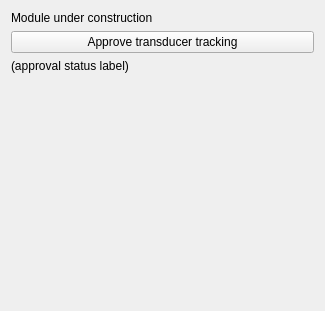
Old version of the form OpenLIFUTransducerTracker/Resources/UI/OpenLIFUTransducerTracker.ui in the repository arhowe00/SlicerOpenLIFU.
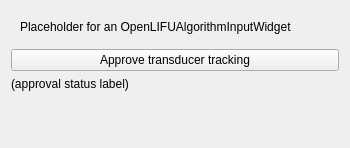
New version of the form. Custom widgets are drawn as their Qt base class.

Commit message: Generalize the algorithm input widget class so that it can also be used without target inputs (#137)

The edit to the form file:
```diff
--- a/OpenLIFUTransducerTracker/Resources/UI/OpenLIFUTransducerTracker.ui
+++ b/OpenLIFUTransducerTracker/Resources/UI/OpenLIFUTransducerTracker.ui
@@ -6,16 +6,22 @@
    <rect>
     <x>0</x>
     <y>0</y>
-    <width>325</width>
-    <height>311</height>
+    <width>350</width>
+    <height>148</height>
    </rect>
   </property>
   <layout class="QVBoxLayout" name="verticalLayout">
-   <item>
-    <widget class="QLabel" name="label">
-     <property name="text">
-      <string>Module under construction</string>
-     </property>
+   <item alignment="Qt::AlignVCenter">
+    <widget class="QWidget" name="algorithmInputWidgetPlaceholder" native="true">
+     <layout class="QFormLayout" name="formLayout">
+      <item row="0" column="0">
+       <widget class="QLabel" name="placeholderLabel">
+        <property name="text">
+         <string>Placeholder for an OpenLIFUAlgorithmInputWidget</string>
+        </property>
+       </widget>
+      </item>
+     </layout>
     </widget>
    </item>
    <item>
```
The commit also changes 5 other files.
